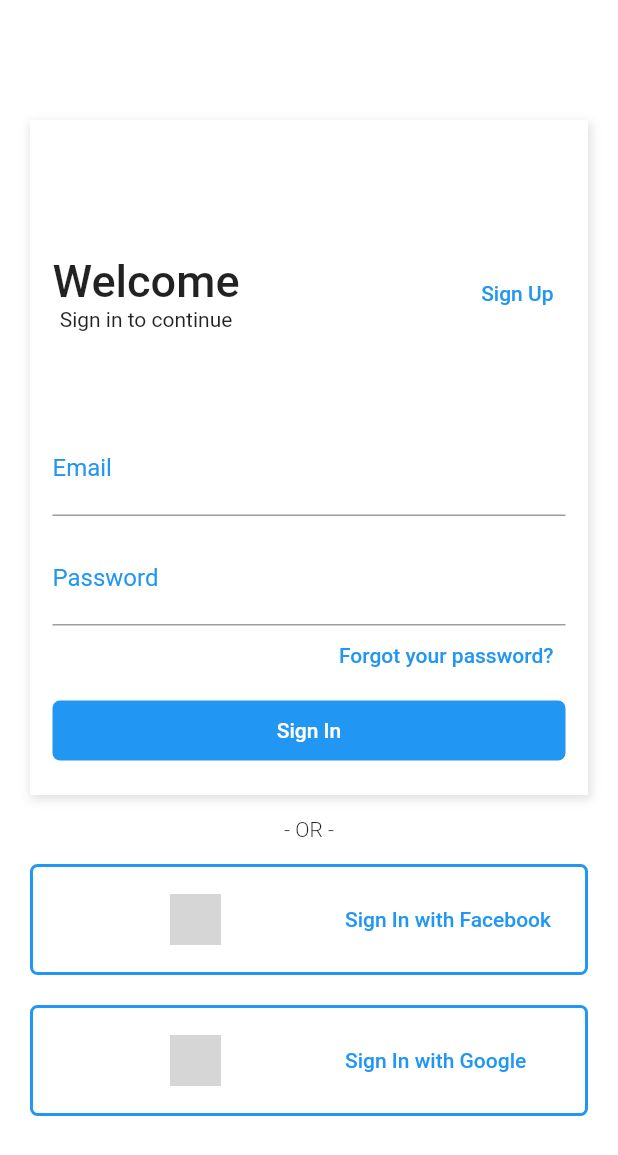
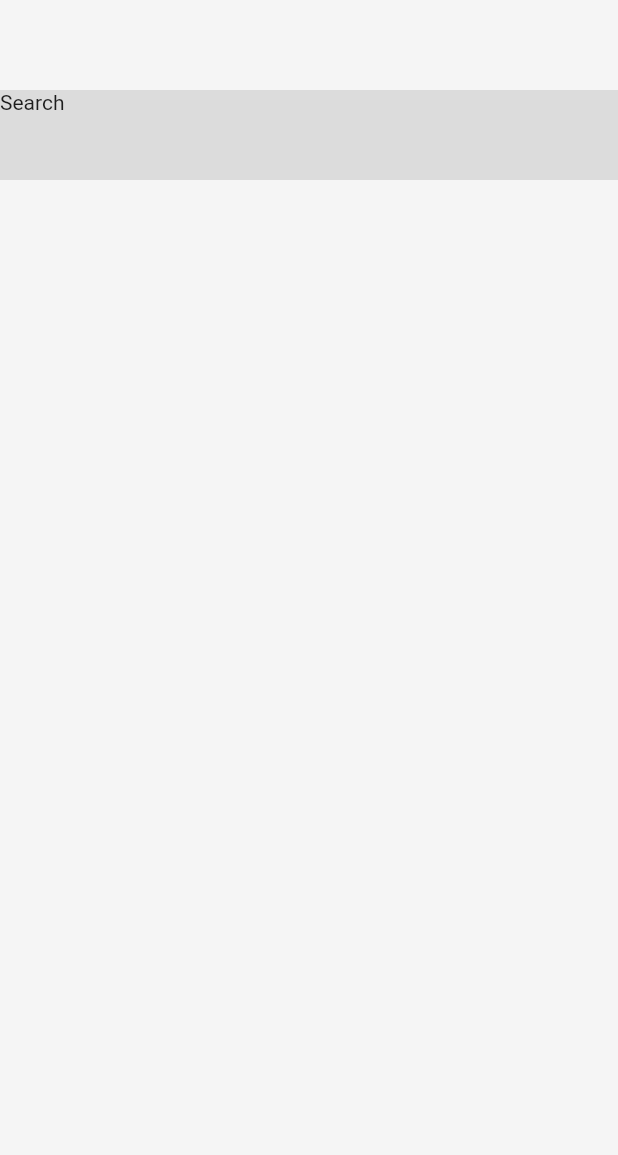
Before and after one commit to DaniloPorto30/Shopping_App_Flutter, a Flutter app: the screen it shows after launch, after a tap on "Sign In", on a phone screen of 412 x 824 dp. Shown: the top 1155 px of the screen. Run offline on Flutter 3.47's test engine with Material 2 defaults, Android fonts, the phone set to English and light mode, and no system bars; grey boxes are pictures that could not be loaded.

Commit message:
criando a pagina home

```diff
--- /dev/null
+++ b/lib/pages/home.page.dart
@@ -0,0 +1,30 @@
+import 'package:flutter/material.dart';
+
+class HomePage extends StatelessWidget {
+  @override
+  Widget build(BuildContext context) {
+    return Scaffold(
+      body: Container(
+        width: double.infinity,
+        color: Color(0xFFF5F5F5),
+        child: Column(
+          crossAxisAlignment: CrossAxisAlignment.stretch,
+          children: <Widget>[
+            SizedBox(
+              height: 60,
+            ),
+            search(),
+          ],
+        ),
+      ),
+    );
+  }
+}
+
+Widget search() {
+  return Container(
+    color: Colors.black.withOpacity(0.1),
+    height: 60,
+    child: Text("Search"),
+  );
+}
--- a/lib/pages/login.page.dart
+++ b/lib/pages/login.page.dart
@@ -3,6 +3,7 @@
 import 'dart:ui';
 
 import 'package:flutter/material.dart';
+import 'package:shopping/pages/home.page.dart';
 import 'package:shopping/pages/signup.page.dart';
 
 class LoginPage extends StatelessWidget {
@@ -128,7 +129,14 @@ class LoginPage extends StatelessWidget {
                               color: Colors.white,
                             ),
                           ),
-                          onPressed: () {},
+                          onPressed: () {
+                            Navigator.push(
+                                context,
+                                MaterialPageRoute(
+                                  builder: (context) => HomePage(),
+                                ),
+                              );
+                          },
                         ),
                       ),
                     ],
```
